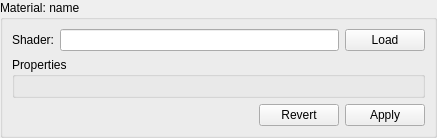
The window that Editor/Sources/PropertyViews/MaterialView.ui (maxon887/Cross) describes before a commit, drawn with Qt 5.
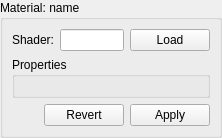
The same window after the commit. Custom widgets are drawn as their Qt base class.

What changed in the file:
```diff
--- a/Editor/Sources/PropertyViews/MaterialView.ui
+++ b/Editor/Sources/PropertyViews/MaterialView.ui
@@ -6,7 +6,7 @@
    <rect>
     <x>0</x>
     <y>0</y>
-    <width>437</width>
+    <width>222</width>
     <height>128</height>
    </rect>
   </property>
@@ -48,7 +48,11 @@
          </widget>
         </item>
         <item>
-         <widget class="FileHandler" name="shaderEdit"/>
+         <widget class="FileHandler" name="shaderEdit">
+          <property name="readOnly">
+           <bool>true</bool>
+          </property>
+         </widget>
         </item>
         <item>
          <widget class="QPushButton" name="loadBtn">
```
